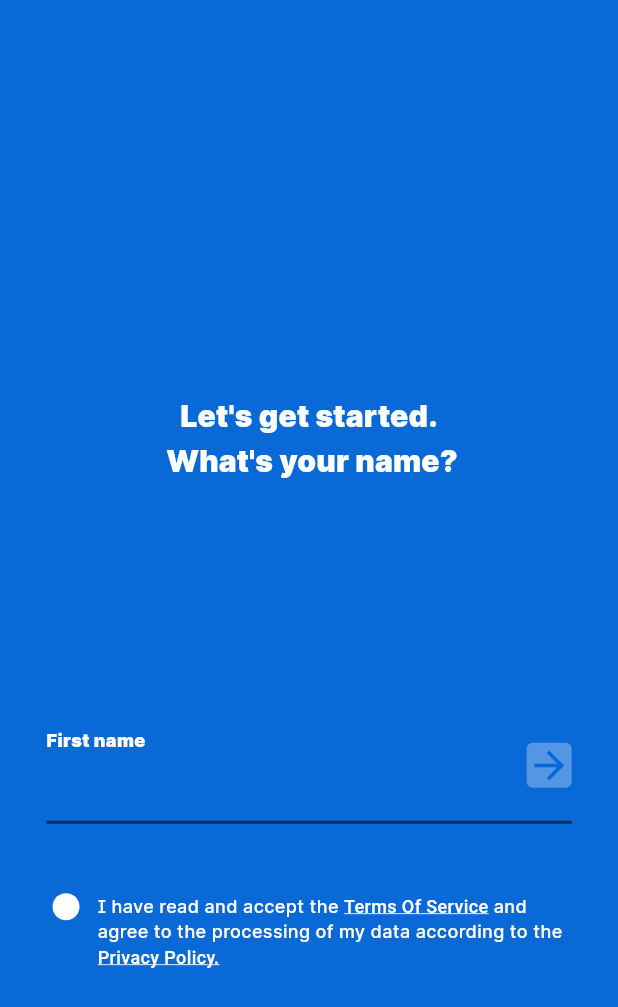
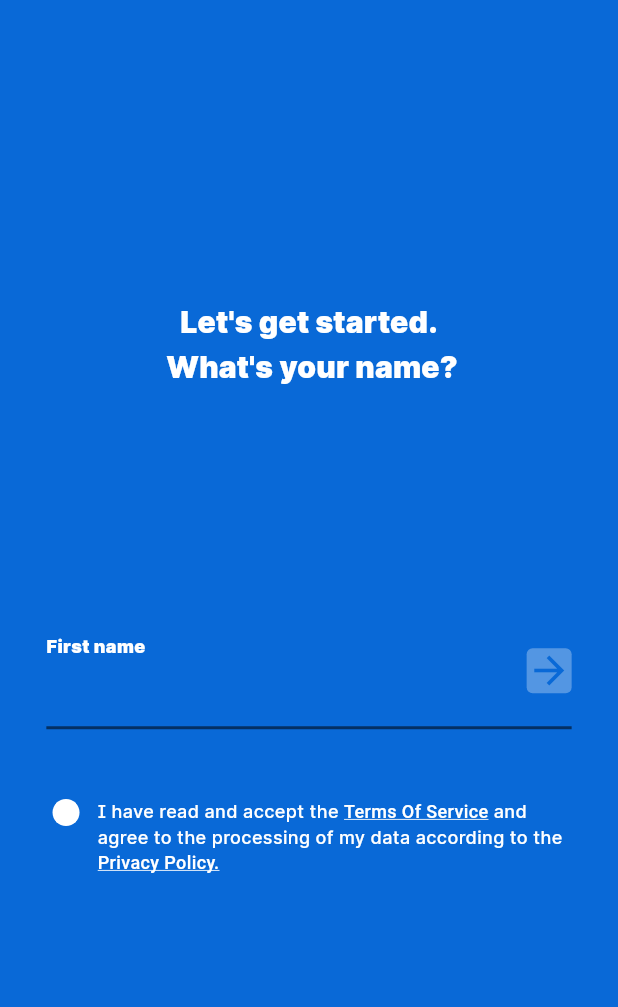
Before and after one commit to HarithaSeddik/safenow_demo, a Flutter app: the screen it shows after launch, after a tap on "Let's go", on a phone screen of 412 x 824 dp. Shown: the top 1007 px of the screen. Run offline on Flutter 3.47's test engine with Material 2 defaults, Android fonts, the phone set to English and light mode, and no system bars; our stand-ins replace bloc, equatable, flutter_bloc, pin_code_fields.

Commit message:
fix singlechildscroll view child height

```diff
--- a/lib/screens/onboarding_screen/views/name_input_view/name_input_view.dart
+++ b/lib/screens/onboarding_screen/views/name_input_view/name_input_view.dart
@@ -18,7 +18,9 @@ class NameInputView extends StatefulWidget {
 class _NameInputViewState extends State<NameInputView> {
   @override
   Widget build(BuildContext context) {
-    return Column(
+    return SizedBox(
+      height: context.multiplierHeight(1),
+      child: Column(
         crossAxisAlignment: CrossAxisAlignment.center,
         children: [
           Container(
@@ -56,6 +58,7 @@ class _NameInputViewState extends State<NameInputView> {
             ),
           ),
         ],
+      ),
     );
   }
 }
--- a/lib/screens/onboarding_screen/views/otp_view/otp_view.dart
+++ b/lib/screens/onboarding_screen/views/otp_view/otp_view.dart
@@ -23,7 +23,9 @@ class _OtpViewState extends State<OtpView> {
 
   @override
   Widget build(BuildContext context) {
-    return BlocBuilder<OtpViewCubit, OtpViewState>(
+    return SizedBox(
+      height: context.multiplierHeight(1),
+      child: BlocBuilder<OtpViewCubit, OtpViewState>(
         builder: (context, state) {
           return state is Loading
               ? const Center(
@@ -105,6 +107,7 @@ class _OtpViewState extends State<OtpView> {
                   ],
                 );
         },
+      ),
     );
   }
 }
--- a/lib/screens/onboarding_screen/views/phone_input_view/phone_input_view.dart
+++ b/lib/screens/onboarding_screen/views/phone_input_view/phone_input_view.dart
@@ -25,7 +25,9 @@ class _PhoneInputViewState extends State<PhoneInputView> {
   final String _detailText = "Why do you need my phone number? ";
   @override
   Widget build(BuildContext context) {
-    return Column(
+    return SizedBox(
+      height: context.multiplierHeight(1),
+      child: Column(
         crossAxisAlignment: CrossAxisAlignment.center,
         children: [
           Container(
@@ -85,6 +87,7 @@ class _PhoneInputViewState extends State<PhoneInputView> {
             style: ThemeConstants.bodySmallBoldStyle,
           ),
         ],
+      ),
     );
   }
 }
```
Lines whose indentation alone changed are shown as unchanged.
